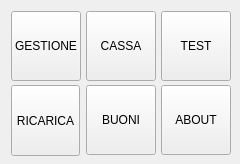
Above: src/operazionidlg.ui from mtonin/gestcassa before the change. Below: the same form after it.
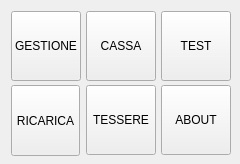
That is the form after the change. Icons and pictures are not drawn.

Commit message: - modificata descrizione pulsante per tessere

What changed in the file:
```diff
--- a/src/operazionidlg.ui
+++ b/src/operazionidlg.ui
@@ -202,7 +202,7 @@
       </size>
      </property>
      <property name="text">
-      <string>BUONI</string>
+      <string>TESSERE</string>
      </property>
      <property name="icon">
       <iconset resource="risorse.qrc">
```
